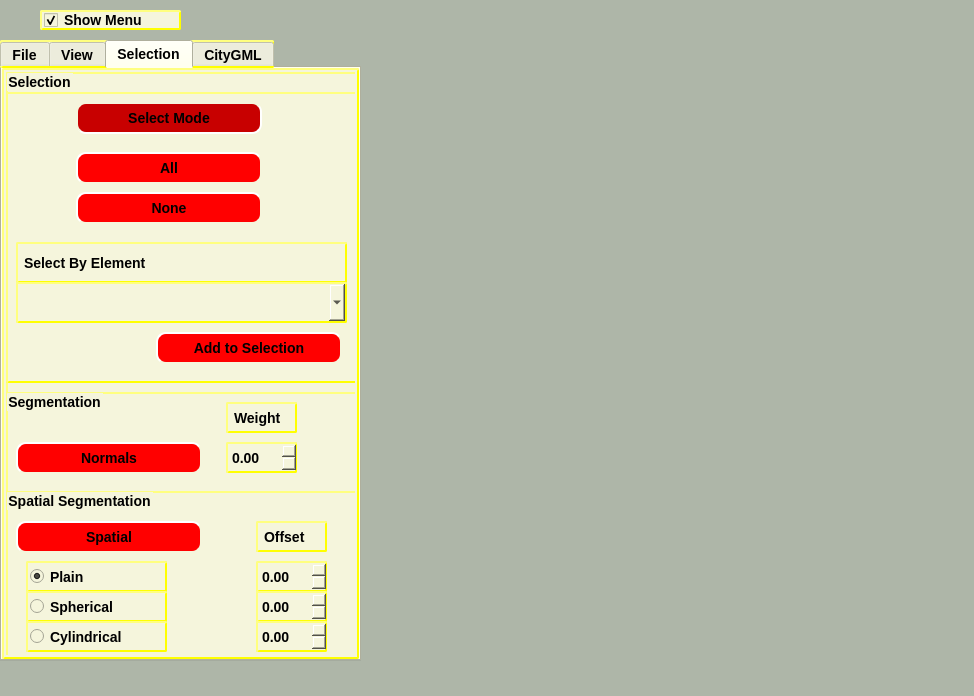
The window that forms/mainwindow.ui (pranjal23/osg2citygml) describes before a commit, drawn with Qt 5.
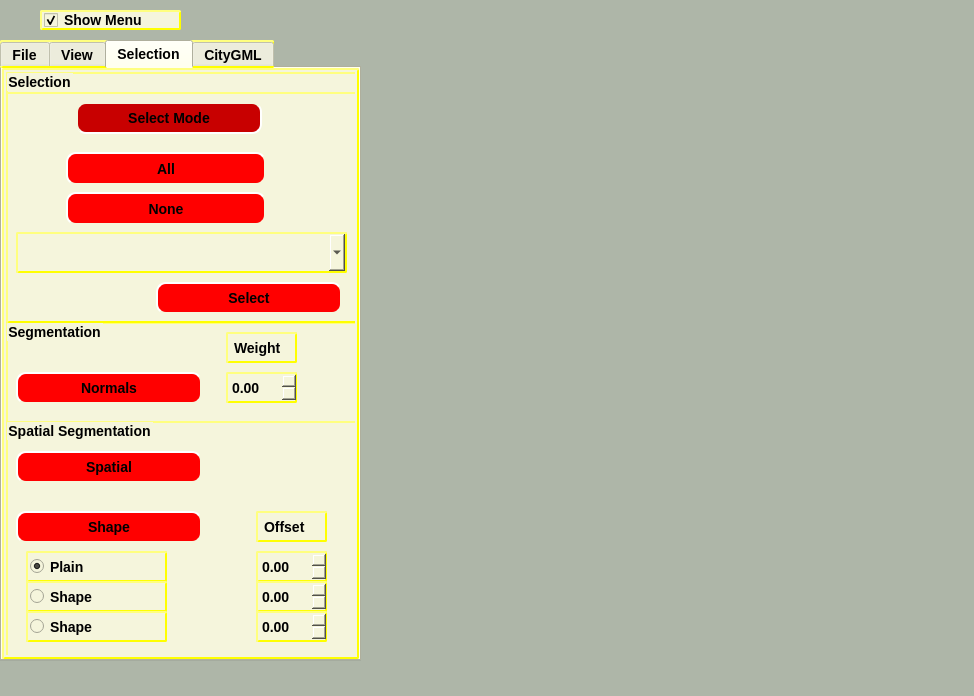
The same window after the commit. The open tabs and pages were chosen to show the change. Icons and pictures are not drawn. Custom widgets are drawn as their Qt base class.

What changed in the file:
```diff
--- a/forms/mainwindow.ui
+++ b/forms/mainwindow.ui
@@ -1422,9 +1422,9 @@
       <property name="geometry">
        <rect>
         <x>0</x>
-        <y>320</y>
+        <y>250</y>
         <width>351</width>
-        <height>271</height>
+        <height>341</height>
        </rect>
       </property>
       <property name="font">
@@ -1636,7 +1636,7 @@
          <x>0</x>
          <y>99</y>
          <width>351</width>
-         <height>171</height>
+         <height>241</height>
         </rect>
        </property>
        <property name="title">
@@ -1806,7 +1806,7 @@
         <property name="geometry">
          <rect>
           <x>20</x>
-          <y>70</y>
+          <y>130</y>
           <width>141</width>
           <height>31</height>
          </rect>
@@ -1822,33 +1822,33 @@
         <property name="geometry">
          <rect>
           <x>20</x>
-          <y>100</y>
+          <y>160</y>
           <width>141</width>
           <height>31</height>
          </rect>
         </property>
         <property name="text">
-         <string>Spherical</string>
+         <string>Shape</string>
         </property>
        </widget>
        <widget class="QRadioButton" name="cylindricalRb">
         <property name="geometry">
          <rect>
           <x>20</x>
-          <y>130</y>
+          <y>190</y>
           <width>141</width>
           <height>31</height>
          </rect>
         </property>
         <property name="text">
-         <string>Cylindrical</string>
+         <string>Shape</string>
         </property>
        </widget>
        <widget class="QLabel" name="label_2">
         <property name="geometry">
          <rect>
           <x>250</x>
-          <y>30</y>
+          <y>90</y>
           <width>71</width>
           <height>31</height>
          </rect>
@@ -1861,7 +1861,7 @@
         <property name="geometry">
          <rect>
           <x>250</x>
-          <y>70</y>
+          <y>130</y>
           <width>71</width>
           <height>31</height>
          </rect>
@@ -1877,7 +1877,7 @@
         <property name="geometry">
          <rect>
           <x>250</x>
-          <y>100</y>
+          <y>160</y>
           <width>71</width>
           <height>31</height>
          </rect>
@@ -1893,7 +1893,7 @@
         <property name="geometry">
          <rect>
           <x>250</x>
-          <y>130</y>
+          <y>190</y>
           <width>71</width>
           <height>31</height>
          </rect>
@@ -1905,6 +1905,166 @@
          <double>0.100000000000000</double>
         </property>
        </widget>
+       <widget class="QPushButton" name="shapeBtn">
+        <property name="enabled">
+         <bool>true</bool>
+        </property>
+        <property name="geometry">
+         <rect>
+          <x>10</x>
+          <y>90</y>
+          <width>186</width>
+          <height>32</height>
+         </rect>
+        </property>
+        <property name="palette">
+         <palette>
+          <active>
+           <colorrole role="Button">
+            <brush brushstyle="SolidPattern">
+             <color alpha="255">
+              <red>255</red>
+              <green>0</green>
+              <blue>0</blue>
+             </color>
+            </brush>
+           </colorrole>
+           <colorrole role="ButtonText">
+            <brush brushstyle="SolidPattern">
+             <color alpha="255">
+              <red>0</red>
+              <green>0</green>
+              <blue>0</blue>
+             </color>
+            </brush>
+           </colorrole>
+           <colorrole role="Base">
+            <brush brushstyle="SolidPattern">
+             <color alpha="255">
+              <red>255</red>
+              <green>0</green>
+              <blue>0</blue>
+             </color>
+            </brush>
+           </colorrole>
+           <colorrole role="Window">
+            <brush brushstyle="SolidPattern">
+             <color alpha="255">
+              <red>255</red>
+              <green>0</green>
+              <blue>0</blue>
+             </color>
+            </brush>
+           </colorrole>
+          </active>
+          <inactive>
+           <colorrole role="Button">
+            <brush brushstyle="SolidPattern">
+             <color alpha="255">
+              <red>255</red>
+              <green>0</green>
+              <blue>0</blue>
+             </color>
+            </brush>
+           </colorrole>
+           <colorrole role="ButtonText">
+            <brush brushstyle="SolidPattern">
+             <color alpha="255">
+              <red>0</red>
+              <green>0</green>
+              <blue>0</blue>
+             </color>
+            </brush>
+           </colorrole>
+           <colorrole role="Base">
+            <brush brushstyle="SolidPattern">
+             <color alpha="255">
+              <red>255</red>
+              <green>0</green>
+              <blue>0</blue>
+             </color>
+            </brush>
+           </colorrole>
+           <colorrole role="Window">
+            <brush brushstyle="SolidPattern">
+             <color alpha="255">
+              <red>255</red>
+              <green>0</green>
+              <blue>0</blue>
+             </color>
+            </brush>
+           </colorrole>
+          </inactive>
+          <disabled>
+           <colorrole role="Button">
+            <brush brushstyle="SolidPattern">
+             <color alpha="255">
+              <red>255</red>
+              <green>0</green>
+              <blue>0</blue>
+             </color>
+            </brush>
+           </colorrole>
+           <colorrole role="ButtonText">
+            <brush brushstyle="SolidPattern">
+             <color alpha="0">
+              <red>75</red>
+              <green>74</green>
+              <blue>77</blue>
+             </color>
+            </brush>
+           </colorrole>
+           <colorrole role="Base">
+            <brush brushstyle="SolidPattern">
+             <color alpha="255">
+              <red>255</red>
+              <green>0</green>
+              <blue>0</blue>
+             </color>
+            </brush>
+           </colorrole>
+           <colorrole role="Window">
+            <brush brushstyle="SolidPattern">
+             <color alpha="255">
+              <red>255</red>
+              <green>0</green>
+              <blue>0</blue>
+             </color>
+            </brush>
+           </colorrole>
+          </disabled>
+         </palette>
+        </property>
+        <property name="styleSheet">
+         <string notr="true">QPushButton {
+    background-color: red;
+    border-style: outset;
+    border-width: 2px;
+    border-radius: 10px;
+    border-color: beige;
+    font: bold 14px;
+    min-width: 10em;
+    padding: 6px;
+}
+QPushButton:pressed {
+    background-color: rgb(224, 0, 0);
+    border-style: inset;
+}
+QPushButton:checked {
+    background-color: rgb(200, 0, 0);
+    border-style: inset;
+}</string>
+        </property>
+        <property name="text">
+         <string>Shape</string>
+        </property>
+        <property name="checkable">
+         <bool>true</bool>
+        </property>
+        <property name="checked">
+         <bool>false</bool>
+        </property>
+       </widget>
       </widget>
      </widget>
      <widget class="QGroupBox" name="groupBox_6">
@@ -1913,7 +2073,7 @@
         <x>0</x>
         <y>20</y>
         <width>351</width>
-        <height>291</height>
+        <height>231</height>
        </rect>
       </property>
       <property name="font">
@@ -1969,32 +2129,11 @@
         <bool>true</bool>
        </property>
       </widget>
-      <widget class="QLabel" name="label_3">
-       <property name="geometry">
-        <rect>
-         <x>10</x>
-         <y>150</y>
-         <width>331</width>
-         <height>41</height>
-        </rect>
-       </property>
-       <property name="font">
-        <font>
-         <pointsize>-1</pointsize>
-         <weight>75</weight>
-         <italic>false</italic>
-         <bold>true</bold>
-        </font>
-       </property>
-       <property name="text">
-        <string>Select By Element</string>
-       </property>
-      </widget>
       <widget class="QComboBox" name="elementSelectCB">
        <property name="geometry">
         <rect>
          <x>10</x>
-         <y>190</y>
+         <y>140</y>
          <width>331</width>
          <height>41</height>
         </rect>
@@ -2007,7 +2146,7 @@
        <property name="geometry">
         <rect>
          <x>150</x>
-         <y>240</y>
+         <y>190</y>
          <width>186</width>
          <height>32</height>
         </rect>
@@ -2151,7 +2290,7 @@
 }</string>
        </property>
        <property name="text">
-        <string>Add to Selection</string>
+        <string>Select</string>
        </property>
        <property name="checkable">
         <bool>false</bool>
@@ -2163,12 +2302,33 @@
       <widget class="QPushButton" name="clearSelBtn">
        <property name="geometry">
         <rect>
-         <x>70</x>
+         <x>60</x>
          <y>100</y>
-         <width>186</width>
-         <height>32</height>
+         <width>200</width>
+         <height>33</height>
         </rect>
        </property>
+       <property name="sizePolicy">
+        <sizepolicy hsizetype="Minimum" vsizetype="Fixed">
+         <horstretch>0</horstretch>
+         <verstretch>0</verstretch>
+        </sizepolicy>
+       </property>
+       <property name="minimumSize">
+        <size>
+         <width>200</width>
+         <height>0</height>
+        </size>
+       </property>
+       <property name="maximumSize">
+        <size>
+         <width>100</width>
+         <height>60</height>
+        </size>
+       </property>
+       <property name="layoutDirection">
+        <enum>Qt::RightToLeft</enum>
+       </property>
        <property name="styleSheet">
         <string notr="true">QPushButton {
     background-color: red;
@@ -2196,12 +2356,30 @@
       <widget class="QPushButton" name="selectAllBtn">
        <property name="geometry">
         <rect>
-         <x>70</x>
+         <x>60</x>
          <y>60</y>
-         <width>186</width>
-         <height>32</height>
+         <width>200</width>
+         <height>33</height>
         </rect>
        </property>
+       <property name="sizePolicy">
+        <sizepolicy hsizetype="Ignored" vsizetype="Fixed">
+         <horstretch>0</horstretch>
+         <verstretch>0</verstretch>
+        </sizepolicy>
+       </property>
+       <property name="minimumSize">
+        <size>
+         <width>200</width>
+         <height>0</height>
+        </size>
+       </property>
+       <property name="layoutDirection">
+        <enum>Qt::RightToLeft</enum>
+       </property>
+       <property name="autoFillBackground">
+        <bool>false</bool>
+       </property>
        <property name="styleSheet">
         <string notr="true">QPushButton {
     background-color: red;
```
